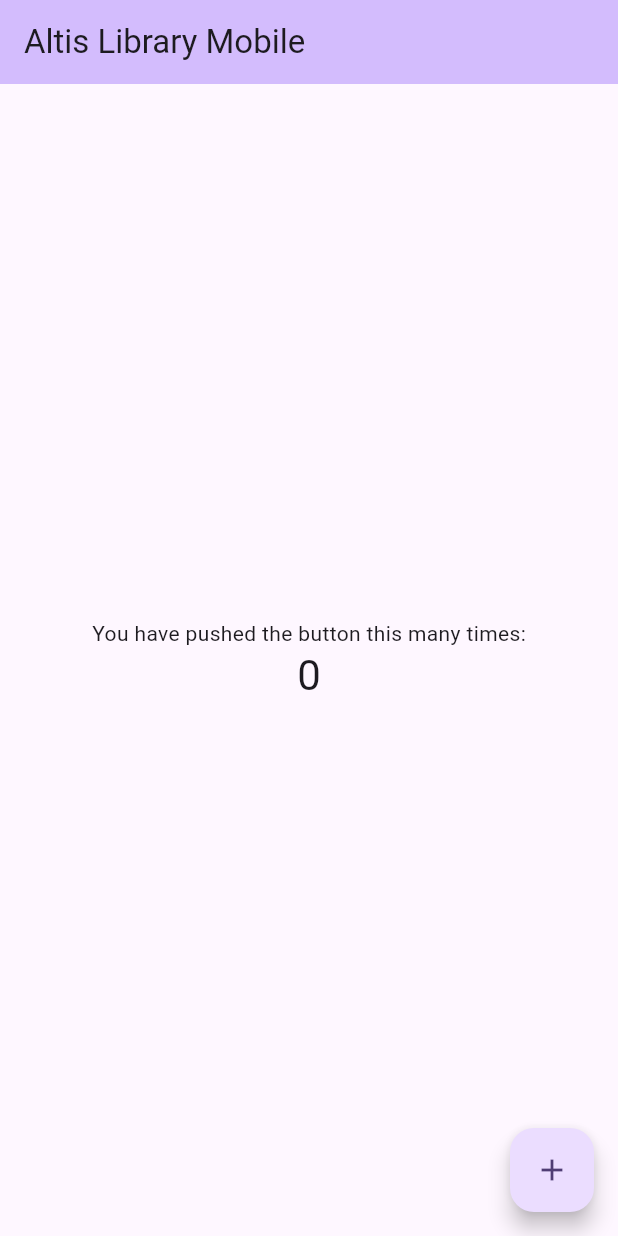
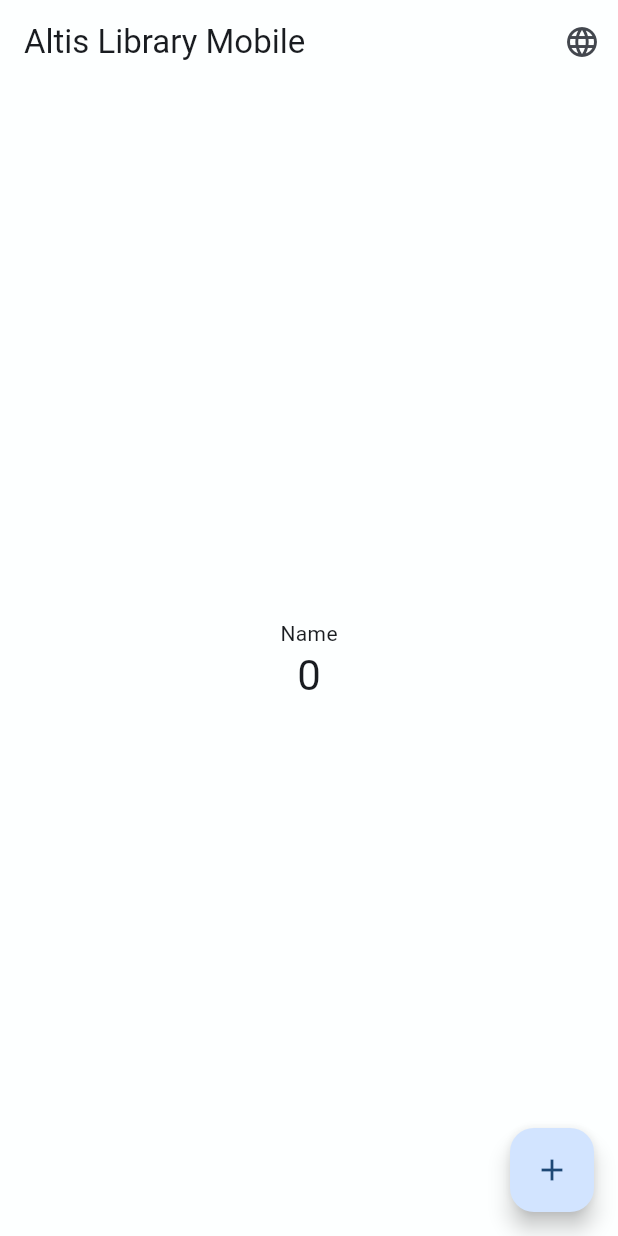
Before and after one commit to YasmimOliveiraQueiros/altis-library-mobile, a Flutter app: the screen it shows after launch, on a phone screen of 412 x 824 dp. Run offline on Flutter 3.47's test engine with Material 3 defaults, Android fonts, the phone set to English and light mode, and no system bars.

Commit message:
feat: set up app structure, localization, theme and API client

````diff
--- /dev/null
+++ b/l10n.yaml
@@ -0,0 +1,3 @@
+arb-dir: lib/l10n
+template-arb-file: app_pt.arb
+output-localization-file: app_localizations.dart
--- /dev/null
+++ b/lib/core/theme/app_theme.dart
@@ -0,0 +1,25 @@
+import 'package:flutter/material.dart';
+
+class AppTheme {
+  AppTheme._();
+
+  static const Color primaryColor = Color(0xFF1B3A5C);
+  static const Color backgroundColor = Color(0xFFFDFFFF);
+
+  static ThemeData get lightTheme {
+    return ThemeData(
+      useMaterial3: true,
+      scaffoldBackgroundColor: backgroundColor,
+      colorScheme: ColorScheme.fromSeed(
+        seedColor: primaryColor,
+        surface: backgroundColor,
+      ),
+      appBarTheme: const AppBarTheme(
+        backgroundColor: backgroundColor,
+        foregroundColor: primaryColor,
+        elevation: 0,
+        centerTitle: false,
+      ),
+    );
+  }
+}
--- /dev/null
+++ b/lib/l10n/app_en.arb
@@ -0,0 +1,4 @@
+{
+ "@@locale": "en",
+ "name": "Name"
+}
--- /dev/null
+++ b/lib/l10n/app_es.arb
@@ -0,0 +1,4 @@
+{
+ "@@locale": "es",
+ "name": "Nombre"
+}
--- /dev/null
+++ b/lib/l10n/app_localizations.dart
@@ -0,0 +1,144 @@
+import 'dart:async';
+
+import 'package:flutter/foundation.dart';
+import 'package:flutter/widgets.dart';
+import 'package:flutter_localizations/flutter_localizations.dart';
+import 'package:intl/intl.dart' as intl;
+
+import 'app_localizations_en.dart';
+import 'app_localizations_es.dart';
+import 'app_localizations_pt.dart';
+
+// ignore_for_file: type=lint
+
+/// Callers can lookup localized strings with an instance of AppLocalizations
+/// returned by `AppLocalizations.of(context)`.
+///
+/// Applications need to include `AppLocalizations.delegate()` in their app's
+/// `localizationDelegates` list, and the locales they support in the app's
+/// `supportedLocales` list. For example:
+///
+/// ```dart
+/// import 'l10n/app_localizations.dart';
+///
+/// return MaterialApp(
+///   localizationsDelegates: AppLocalizations.localizationsDelegates,
+///   supportedLocales: AppLocalizations.supportedLocales,
+///   home: MyApplicationHome(),
+/// );
+/// ```
+///
+/// ## Update pubspec.yaml
+///
+/// Please make sure to update your pubspec.yaml to include the following
+/// packages:
+///
+/// ```yaml
+/// dependencies:
+///   # Internationalization support.
+///   flutter_localizations:
+///     sdk: flutter
+///   intl: any # Use the pinned version from flutter_localizations
+///
+///   # Rest of dependencies
+/// ```
+///
+/// ## iOS Applications
+///
+/// iOS applications define key application metadata, including supported
+/// locales, in an Info.plist file that is built into the application bundle.
+/// To configure the locales supported by your app, you’ll need to edit this
+/// file.
+///
+/// First, open your project’s ios/Runner.xcworkspace Xcode workspace file.
+/// Then, in the Project Navigator, open the Info.plist file under the Runner
+/// project’s Runner folder.
+///
+/// Next, select the Information Property List item, select Add Item from the
+/// Editor menu, then select Localizations from the pop-up menu.
+///
+/// Select and expand the newly-created Localizations item then, for each
+/// locale your application supports, add a new item and select the locale
+/// you wish to add from the pop-up menu in the Value field. This list should
+/// be consistent with the languages listed in the AppLocalizations.supportedLocales
+/// property.
+abstract class AppLocalizations {
+  AppLocalizations(String locale)
+    : localeName = intl.Intl.canonicalizedLocale(locale.toString());
+
+  final String localeName;
+
+  static AppLocalizations? of(BuildContext context) {
+    return Localizations.of<AppLocalizations>(context, AppLocalizations);
+  }
+
+  static const LocalizationsDelegate<AppLocalizations> delegate =
+      _AppLocalizationsDelegate();
+
+  /// A list of this localizations delegate along with the default localizations
+  /// delegates.
+  ///
+  /// Returns a list of localizations delegates containing this delegate along with
+  /// GlobalMaterialLocalizations.delegate, GlobalCupertinoLocalizations.delegate,
+  /// and GlobalWidgetsLocalizations.delegate.
+  ///
+  /// Additional delegates can be added by appending to this list in
+  /// MaterialApp. This list does not have to be used at all if a custom list
+  /// of delegates is preferred or required.
+  static const List<LocalizationsDelegate<dynamic>> localizationsDelegates =
+      <LocalizationsDelegate<dynamic>>[
+        delegate,
+        GlobalMaterialLocalizations.delegate,
+        GlobalCupertinoLocalizations.delegate,
+        GlobalWidgetsLocalizations.delegate,
+      ];
+
+  /// A list of this localizations delegate's supported locales.
+  static const List<Locale> supportedLocales = <Locale>[
+    Locale('en'),
+    Locale('es'),
+    Locale('pt'),
+  ];
+
+  /// No description provided for @name.
+  ///
+  /// In pt, this message translates to:
+  /// **'Nome'**
+  String get name;
+}
+
+class _AppLocalizationsDelegate
+    extends LocalizationsDelegate<AppLocalizations> {
+  const _AppLocalizationsDelegate();
+
+  @override
+  Future<AppLocalizations> load(Locale locale) {
+    return SynchronousFuture<AppLocalizations>(lookupAppLocalizations(locale));
+  }
+
+  @override
+  bool isSupported(Locale locale) =>
+      <String>['en', 'es', 'pt'].contains(locale.languageCode);
+
+  @override
+  bool shouldReload(_AppLocalizationsDelegate old) => false;
+}
+
+AppLocalizations lookupAppLocalizations(Locale locale) {
+  // Lookup logic when only language code is specified.
+  switch (locale.languageCode) {
+    case 'en':
+      return AppLocalizationsEn();
+    case 'es':
+      return AppLocalizationsEs();
+    case 'pt':
+      return AppLocalizationsPt();
+  }
+
+  throw FlutterError(
+    'AppLocalizations.delegate failed to load unsupported locale "$locale". This is likely '
+    'an issue with the localizations generation tool. Please file an issue '
+    'on GitHub with a reproducible sample app and the gen-l10n configuration '
+    'that was used.',
+  );
+}
--- /dev/null
+++ b/lib/l10n/app_localizations_en.dart
@@ -0,0 +1,14 @@
+// ignore: unused_import
+import 'package:intl/intl.dart' as intl;
+
+import 'app_localizations.dart';
+
+// ignore_for_file: type=lint
+
+/// The translations for English (`en`).
+class AppLocalizationsEn extends AppLocalizations {
+  AppLocalizationsEn([String locale = 'en']) : super(locale);
+
+  @override
+  String get name => 'Name';
+}
--- /dev/null
+++ b/lib/l10n/app_localizations_es.dart
@@ -0,0 +1,14 @@
+// ignore: unused_import
+import 'package:intl/intl.dart' as intl;
+
+import 'app_localizations.dart';
+
+// ignore_for_file: type=lint
+
+/// The translations for Spanish Castilian (`es`).
+class AppLocalizationsEs extends AppLocalizations {
+  AppLocalizationsEs([String locale = 'es']) : super(locale);
+
+  @override
+  String get name => 'Nombre';
+}
--- /dev/null
+++ b/lib/l10n/app_localizations_pt.dart
@@ -0,0 +1,14 @@
+// ignore: unused_import
+import 'package:intl/intl.dart' as intl;
+
+import 'app_localizations.dart';
+
+// ignore_for_file: type=lint
+
+/// The translations for Portuguese (`pt`).
+class AppLocalizationsPt extends AppLocalizations {
+  AppLocalizationsPt([String locale = 'pt']) : super(locale);
+
+  @override
+  String get name => 'Nome';
+}
--- /dev/null
+++ b/lib/l10n/app_pt.arb
@@ -0,0 +1,4 @@
+{
+ "@@locale": "pt",
+ "name": "Nome"
+}
--- a/lib/main.dart
+++ b/lib/main.dart
@@ -1,17 +1,44 @@
 import 'package:flutter/material.dart';
+import 'package:flutter_localizations/flutter_localizations.dart';
+
+import 'core/theme/app_theme.dart';
+
+import 'l10n/app_localizations.dart';
 
 void main() {
   runApp(const MyApp());
 }
 
-class MyApp extends StatelessWidget {
+class MyApp extends StatefulWidget {
   const MyApp({super.key});
+
+  @override
+  State<MyApp> createState() => _MyAppState();
+}
+
+class _MyAppState extends State<MyApp> {
+  Locale? _locale;
+
+  void _changeLocale(Locale? locale) {
+    setState(() {
+      _locale = locale;
+    });
+  }
 
   // This widget is the root of your application.
   @override
   Widget build(BuildContext context) {
     return MaterialApp(
       title: 'Altis Library Mobile',
+      locale: _locale,
+      localizationsDelegates: const [
+        AppLocalizations.delegate,
+        GlobalMaterialLocalizations.delegate,
+        GlobalWidgetsLocalizations.delegate,
+        GlobalCupertinoLocalizations.delegate,
+      ],
+
+      supportedLocales: AppLocalizations.supportedLocales,
       theme: ThemeData(
         // This is the theme of your application.
         //
@@ -28,15 +55,22 @@ class MyApp extends StatelessWidget {
         //
         // This works for code too, not just values: Most code changes can be
         // tested with just a hot reload.
-        colorScheme: .fromSeed(seedColor: Colors.deepPurple),
+        colorScheme: AppTheme.lightTheme.colorScheme,
       ),
-      home: const MyHomePage(title: 'Altis Library Mobile'),
+      home: MyHomePage(
+        title: 'Altis Library Mobile',
+        onLocaleChanged: _changeLocale,
+      ),
     );
   }
 }
 
 class MyHomePage extends StatefulWidget {
-  const MyHomePage({super.key, required this.title});
+  const MyHomePage({
+    super.key,
+    required this.title,
+    required this.onLocaleChanged,
+  });
 
   // This widget is the home page of your application. It is stateful, meaning
   // that it has a State object (defined below) that contains fields that affect
@@ -48,6 +82,7 @@ class MyHomePage extends StatefulWidget {
   // always marked "final".
 
   final String title;
+  final ValueChanged<Locale?> onLocaleChanged;
 
   @override
   State<MyHomePage> createState() => _MyHomePageState();
@@ -69,6 +104,7 @@ class _MyHomePageState extends State<MyHomePage> {
 
   @override
   Widget build(BuildContext context) {
+    final l10n = AppLocalizations.of(context)!;
     // This method is rerun every time setState is called, for instance as done
     // by the _incrementCounter method above.
     //
@@ -80,10 +116,28 @@ class _MyHomePageState extends State<MyHomePage> {
         // TRY THIS: Try changing the color here to a specific color (to
         // Colors.amber, perhaps?) and trigger a hot reload to see the AppBar
         // change color while the other colors stay the same.
-        backgroundColor: Theme.of(context).colorScheme.inversePrimary,
+        //backgroundColor: Theme.of(context).colorScheme.inversePrimary,
         // Here we take the value from the MyHomePage object that was created by
         // the App.build method, and use it to set our appbar title.
         title: Text(widget.title),
+
+        actions: [
+          PopupMenuButton<String>(
+            tooltip: 'Selecionar idioma',
+            icon: const Icon(Icons.language),
+            onSelected: (languageCode) {
+              widget.onLocaleChanged(Locale(languageCode));
+            },
+
+            itemBuilder: (context) => const [
+              PopupMenuItem(value: 'pt', child: Text('Português')),
+
+              PopupMenuItem(value: 'en', child: Text('English')),
+
+              PopupMenuItem(value: 'es', child: Text('Español')),
+            ],
+          ),
+        ],
       ),
       body: Center(
         // Center is a layout widget. It takes a single child and positions it
@@ -102,9 +156,9 @@ class _MyHomePageState extends State<MyHomePage> {
           // TRY THIS: Invoke "debug painting" (choose the "Toggle Debug Paint"
           // action in the IDE, or press "p" in the console), to see the
           // wireframe for each widget.
-          mainAxisAlignment: .center,
+          mainAxisAlignment: MainAxisAlignment.center,
           children: [
-            const Text('You have pushed the button this many times:'),
+            Text(l10n.name),
             Text(
               '$_counter',
               style: Theme.of(context).textTheme.headlineMedium,
````
Also changed, not shown: lib/core/services/http/api_client.dart (added, +64 -0 lines), lib/core/services/http/api_config.dart (added, +8 -0 lines), lib/core/services/routes/app_routes.dart (added, +12 -0 lines), pubspec.yaml (+7 -0 lines), pubspec.lock, 1 other file.
